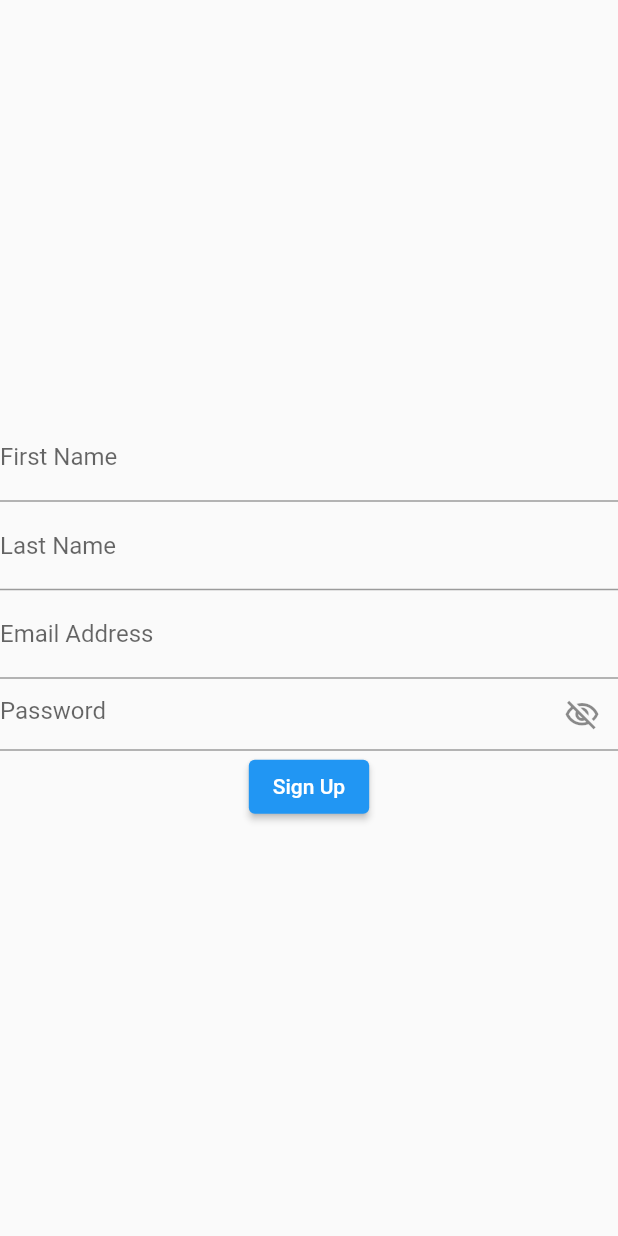
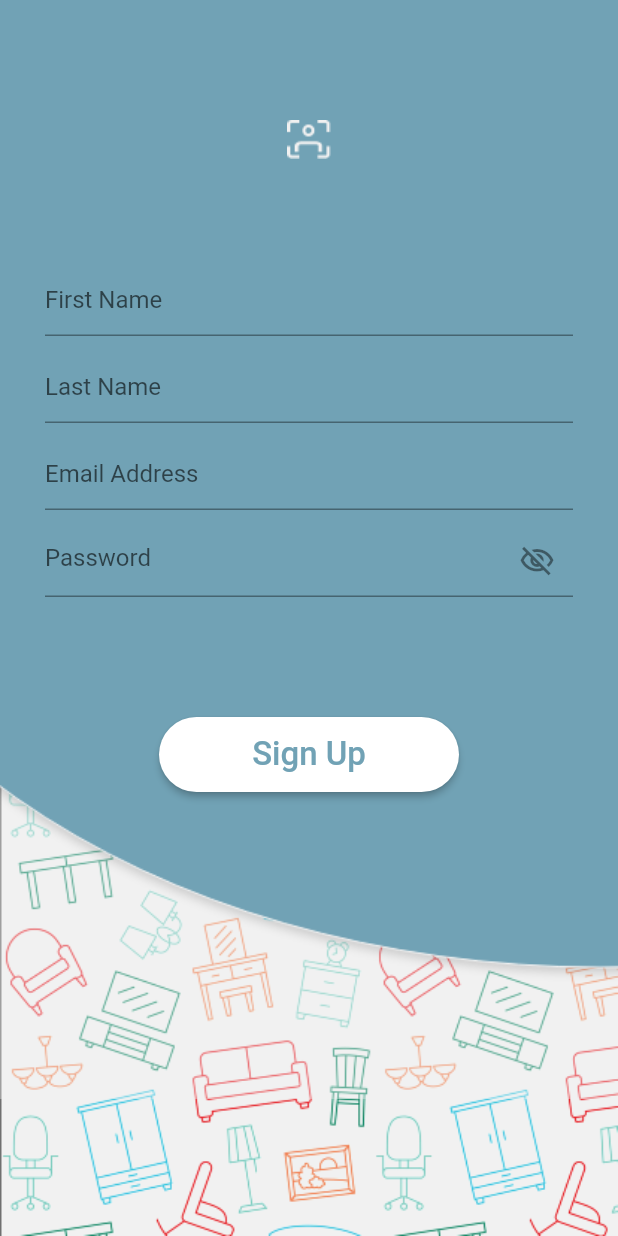
Before and after one commit to MohammedMahmmoud/Corner-AR-GP, a Flutter app: the screen it shows after launch, after a tap on "Sign up", on a phone screen of 412 x 824 dp. Run offline on Flutter 3.47's test engine with Material 2 defaults, Android fonts, the phone set to English and light mode, and no system bars; our stand-ins replace cloud_firestore, firebase_auth, firebase_core; accounts and stored records are empty.

Commit message:
update ui for login and regestiration

```diff
--- a/lib/authentication/login/LoginPage.dart
+++ b/lib/authentication/login/LoginPage.dart
@@ -3,8 +3,7 @@ import 'package:corner_ar_gp/person/Admin.dart';
 import 'package:corner_ar_gp/person/Person.dart';
 import 'package:corner_ar_gp/person/User.dart';
 import 'package:flutter/material.dart';
-//import 'package:firebase_auth/firebase_auth.dart';
-//import 'package:cloud_firestore/cloud_firestore.dart';
+
 
 class Login extends StatefulWidget {
   static const routeName = 'login';
@@ -26,7 +25,26 @@ class _LoginState extends State<Login> {
   @override
   Widget build(BuildContext context) {
     return Scaffold(
-      body: Container(
+        body: Stack(
+          children: [
+            Container(
+              child: Align(
+                alignment: Alignment.bottomCenter,
+                child: Image.asset(
+                  'assets/backgroundBottom.png',
+                  fit: BoxFit.fill,
+                  width: double.infinity,
+                ),
+              ),
+            ),
+            Container(
+              child: Image.asset(
+                'assets/backgroundTop.png',
+                fit: BoxFit.fill,
+                width: double.infinity,
+              ),
+            ),
+            Container(
               padding: const EdgeInsets.fromLTRB(30, 170, 30, 12),
               child: SingleChildScrollView(
                   child: Column(
@@ -36,14 +54,19 @@ class _LoginState extends State<Login> {
                         key: _loginFormKey,
                         child: Column(
                           children: [
+                            Container(
+                              child: Image.asset('assets/logAndRegisterIcon.png'),
+                            ),
+                            const SizedBox(height: 70),
                             TextFormField(
                               onChanged: (newValue){
                                 person.setEmail(newValue);
                               },
-                      decoration: InputDecoration(
+                              decoration: const InputDecoration(
                                 hintText: "Email",
                               ),
                               validator: (value) => person.mailValidator(value),
+                              style: TextStyle(color: const Color(0xFFbdc6cf)),
                             ),
                             const SizedBox(height: 20),
                             TextFormField(
@@ -76,11 +99,13 @@ class _LoginState extends State<Login> {
                           child: const Text(
                             "Log In",
                             style: TextStyle(
-                      fontSize: 25
+                                fontSize: 22
                             ),
                           ),
 
                           style: ElevatedButton.styleFrom(
+                            primary: Colors.white,
+                            onPrimary: Color(0xFF71A2B5),
                             fixedSize: const Size(200, 50),
                             shape: RoundedRectangleBorder(
                                 borderRadius: BorderRadius.circular(30)),
@@ -93,7 +118,8 @@ class _LoginState extends State<Login> {
                           child: const Text(
                             "Forget Password?",
                             style: TextStyle(
-                        fontSize: 15
+                                fontSize: 15,
+                                color: Colors.black54
                             ),
                           ),
                         ),
@@ -108,7 +134,9 @@ class _LoginState extends State<Login> {
                           child: const Text(
                             "Sign up",
                             style: TextStyle(
-                        fontSize: 15
+                                fontSize: 15,
+                                color: Colors.black54
+                              //color: Colors.white
                             ),
                           ),
                         ),
@@ -116,6 +144,8 @@ class _LoginState extends State<Login> {
                     ],
                   )
               ),
+            ),
+          ],
         )
     );
   }
--- a/lib/authentication/registration/registration_screen.dart
+++ b/lib/authentication/registration/registration_screen.dart
@@ -25,7 +25,28 @@ class _registrationScreenState extends State<RegistrationScreen> {
   @override
   Widget build(BuildContext context) {
     return Scaffold(
-      body: Container(
+      body: Stack(
+        children: [
+          Container(
+            child: Align(
+              alignment: Alignment.bottomCenter,
+              child: Image.asset(
+                'assets/backgroundBottom.png',
+                fit: BoxFit.fill,
+                width: double.infinity,
+              ),
+            ),
+          ),
+          Container(
+            child: Image.asset(
+              'assets/backgroundTop.png',
+              fit: BoxFit.fill,
+              width: double.infinity,
+            ),
+          ),
+          Container(
+              padding: const EdgeInsets.fromLTRB(30, 80, 30, 12),
+            child: SingleChildScrollView(
               child: Column(
                 mainAxisAlignment: MainAxisAlignment.center,
                 children: [
@@ -33,9 +54,13 @@ class _registrationScreenState extends State<RegistrationScreen> {
                     key: _formKey,
                     child: Column(
                       children: [
+                        Container(
+                          child: Image.asset('assets/logAndRegisterIcon.png'),
+                        ),
+                        const SizedBox(height: 70),
                         TextFormField(
                           decoration: const InputDecoration(
-                      labelText: 'First Name'
+                            hintText: 'First Name'
                           ),
                           onChanged: (value){
                             person.setFirstName(value);
@@ -47,9 +72,10 @@ class _registrationScreenState extends State<RegistrationScreen> {
                             return null;
                           },
                         ),
+                        const SizedBox(height: 10),
                         TextFormField(
                           decoration: const InputDecoration(
-                        labelText: 'Last Name'
+                              hintText: 'Last Name'
                           ),
                           onChanged: (value){
                             person.setLastName(value);
@@ -61,15 +87,17 @@ class _registrationScreenState extends State<RegistrationScreen> {
                             return null;
                           },
                         ),
+                        const SizedBox(height: 10),
                         TextFormField(
                           decoration: const InputDecoration(
-                        labelText: 'Email Address'
+                              hintText: 'Email Address'
                           ),
                           onChanged: (value){
                             person.setEmail(value);
                           },
                           validator: (value) => person.mailValidator(value),
                         ),
+                        const SizedBox(height: 10),
                         TextFormField(
                           obscureText: isPasswordHidden? true : false,
 
@@ -90,15 +118,35 @@ class _registrationScreenState extends State<RegistrationScreen> {
                           },
                           validator: (value) => person.passwordValidator(value),
                         ),
-                  ElevatedButton(
+                        Container(
+                          padding: const EdgeInsets.fromLTRB(70,80,70,0),
+                          child: ElevatedButton(
                             onPressed: ()=>person.registration(_formKey, password, isAdmin),
-                    child: const Text('Sign Up'),
+                            child: const Text('Sign Up',
+                              style: TextStyle(
+                                  fontSize: 22,
+                                //color: Color(0xFF71A2B5)
                               ),
+                            ),
+                            style: ElevatedButton.styleFrom(
+                              primary: Colors.white,
+                              onPrimary: Color(0xFF71A2B5),
+                              fixedSize: const Size(200, 50),
+                              shape: RoundedRectangleBorder(
+                                  borderRadius: BorderRadius.circular(30)),
+                            ),
+
+                          ),
+                        ),
+
                       ],
                     ),
                   )
                 ],
+              ),
             )
+          ),
+        ],
       )
     );
   }
--- a/pubspec.yaml
+++ b/pubspec.yaml
@@ -61,9 +61,8 @@ flutter:
   uses-material-design: true
 
   # To add assets to your application, add an assets section, like this:
-  # assets:
-  #   - images/a_dot_burr.jpeg
-  #   - images/a_dot_ham.jpeg
+  assets:
+    - assets/
 
   # An image asset can refer to one or more resolution-specific "variants", see
   # https://flutter.dev/assets-and-images/#resolution-aware.
```
Also changed, not shown: assets/background.png (added), assets/backgroundBottom.png (added), assets/backgroundTop.png (added), assets/logAndRegisterIcon.png (added). Lines whose indentation alone changed are shown as unchanged.
